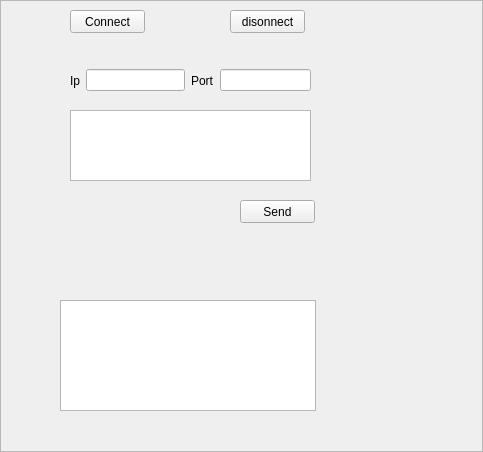
pkzju/QSuperConsole0.1, file userui/tcpclientframe.ui: the form before one commit.
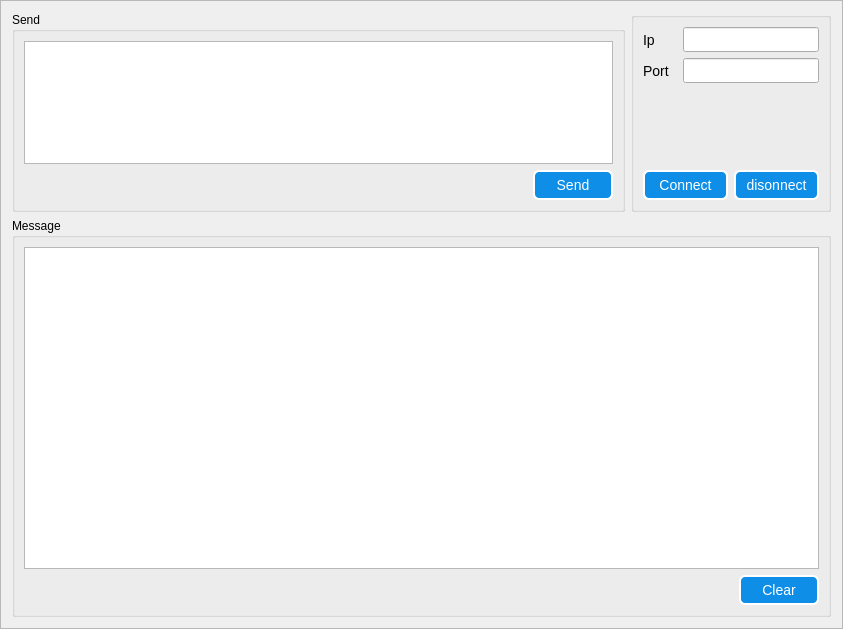
The form after the commit.

```diff
--- a/userui/tcpclientframe.ui
+++ b/userui/tcpclientframe.ui
@@ -6,117 +6,258 @@
    <rect>
     <x>0</x>
     <y>0</y>
-    <width>483</width>
-    <height>452</height>
+    <width>843</width>
+    <height>629</height>
    </rect>
   </property>
   <property name="windowTitle">
    <string>Frame</string>
   </property>
+  <property name="styleSheet">
+   <string notr="true">QLabel{
+    color: black;
+    qproperty-alignment: AlignCenter;
+	
+    /*font-family: 'Verdana';*/
+    font-size: 14px;}
+
+/* ******************QPushButton****************** */
+QPushButton{
+    background-color: rgb(14, 142, 231);
+	border-style: outset;
+    border-width: 2px;
+	border-radius: 6px;
+    color: white;
+	font-size: 14px;
+}
+
+QPushButton:hover{
+    background-color: rgb(57, 159, 251);
+}
+
+QPushButton:pressed{
+    background-color: rgb(0, 125, 213);
+}
+
+QPushButton:disabled{
+    background-color: gray;
+}
+
+QCheckBox{
+	font-size: 14px;
+	alignment:center}
+QRadioButton{
+	font-size: 14px;
+	alignment:center}
+
+</string>
+  </property>
   <property name="frameShape">
    <enum>QFrame::StyledPanel</enum>
   </property>
   <property name="frameShadow">
    <enum>QFrame::Raised</enum>
   </property>
-  <widget class="QWidget" name="layoutWidget">
-   <property name="geometry">
-    <rect>
-     <x>70</x>
-     <y>60</y>
-     <width>241</width>
-     <height>41</height>
-    </rect>
-   </property>
-   <layout class="QHBoxLayout" name="horizontalLayout">
-    <item>
-     <widget class="QLabel" name="label">
-      <property name="text">
-       <string>Ip</string>
-      </property>
-     </widget>
-    </item>
-    <item>
-     <widget class="QLineEdit" name="lineEdit_ip"/>
-    </item>
-    <item>
-     <widget class="QLabel" name="label_2">
-      <property name="text">
-       <string>Port</string>
-      </property>
-     </widget>
-    </item>
-    <item>
-     <widget class="QLineEdit" name="lineEdit_port">
-      <property name="maximumSize">
-       <size>
-        <width>100</width>
-        <height>16777215</height>
-       </size>
-      </property>
-     </widget>
-    </item>
-   </layout>
-  </widget>
-  <widget class="QPushButton" name="pushButton_disconnect">
-   <property name="geometry">
-    <rect>
-     <x>230</x>
-     <y>10</y>
-     <width>75</width>
-     <height>23</height>
-    </rect>
-   </property>
-   <property name="text">
-    <string>disonnect</string>
-   </property>
-  </widget>
-  <widget class="QPushButton" name="pushButton_connect">
-   <property name="geometry">
-    <rect>
-     <x>70</x>
-     <y>10</y>
-     <width>75</width>
-     <height>23</height>
-    </rect>
-   </property>
-   <property name="text">
-    <string>Connect</string>
-   </property>
-  </widget>
-  <widget class="QTextBrowser" name="textBrowser">
-   <property name="geometry">
-    <rect>
-     <x>60</x>
-     <y>300</y>
-     <width>256</width>
-     <height>111</height>
-    </rect>
-   </property>
-  </widget>
-  <widget class="QPushButton" name="pushButton_send">
-   <property name="geometry">
-    <rect>
-     <x>240</x>
-     <y>200</y>
-     <width>75</width>
-     <height>23</height>
-    </rect>
-   </property>
-   <property name="text">
-    <string>Send</string>
-   </property>
-  </widget>
-  <widget class="QTextEdit" name="textEdit">
-   <property name="geometry">
-    <rect>
-     <x>70</x>
-     <y>110</y>
-     <width>241</width>
-     <height>71</height>
-    </rect>
-   </property>
-  </widget>
+  <layout class="QGridLayout" name="gridLayout_2">
+   <item row="0" column="0">
+    <widget class="QGroupBox" name="groupBox">
+     <property name="maximumSize">
+      <size>
+       <width>16777215</width>
+       <height>200</height>
+      </size>
+     </property>
+     <property name="title">
+      <string>Send</string>
+     </property>
+     <layout class="QVBoxLayout" name="verticalLayout">
+      <item>
+       <widget class="QTextEdit" name="textEdit"/>
+      </item>
+      <item>
+       <layout class="QHBoxLayout" name="horizontalLayout_2">
+        <item>
+         <spacer name="horizontalSpacer">
+          <property name="orientation">
+           <enum>Qt::Horizontal</enum>
+          </property>
+          <property name="sizeHint" stdset="0">
+           <size>
+            <width>40</width>
+            <height>20</height>
+           </size>
+          </property>
+         </spacer>
+        </item>
+        <item>
+         <widget class="QPushButton" name="pushButton_send">
+          <property name="minimumSize">
+           <size>
+            <width>80</width>
+            <height>30</height>
+           </size>
+          </property>
+          <property name="text">
+           <string>Send</string>
+          </property>
+         </widget>
+        </item>
+       </layout>
+      </item>
+     </layout>
+    </widget>
+   </item>
+   <item row="0" column="1">
+    <widget class="QGroupBox" name="groupBox_3">
+     <property name="maximumSize">
+      <size>
+       <width>200</width>
+       <height>200</height>
+      </size>
+     </property>
+     <property name="title">
+      <string/>
+     </property>
+     <layout class="QVBoxLayout" name="verticalLayout_3">
+      <item>
+       <layout class="QGridLayout" name="gridLayout">
+        <item row="0" column="0" colspan="2">
+         <widget class="QLabel" name="label">
+          <property name="text">
+           <string>Ip  </string>
+          </property>
+         </widget>
+        </item>
+        <item row="0" column="2">
+         <widget class="QLineEdit" name="lineEdit_ip">
+          <property name="minimumSize">
+           <size>
+            <width>100</width>
+            <height>25</height>
+           </size>
+          </property>
+          <property name="maximumSize">
+           <size>
+            <width>150</width>
+            <height>25</height>
+           </size>
+          </property>
+         </widget>
+        </item>
+        <item row="1" column="2">
+         <widget class="QLineEdit" name="lineEdit_port">
+          <property name="minimumSize">
+           <size>
+            <width>100</width>
+            <height>25</height>
+           </size>
+          </property>
+          <property name="maximumSize">
+           <size>
+            <width>150</width>
+            <height>25</height>
+           </size>
+          </property>
+         </widget>
+        </item>
+        <item row="1" column="0" colspan="2">
+         <widget class="QLabel" name="label_2">
+          <property name="text">
+           <string>Port  </string>
+          </property>
+         </widget>
+        </item>
+       </layout>
+      </item>
+      <item>
+       <spacer name="verticalSpacer">
+        <property name="orientation">
+         <enum>Qt::Vertical</enum>
+        </property>
+        <property name="sizeHint" stdset="0">
+         <size>
+          <width>20</width>
+          <height>75</height>
+         </size>
+        </property>
+       </spacer>
+      </item>
+      <item>
+       <layout class="QHBoxLayout" name="horizontalLayout">
+        <item>
+         <widget class="QPushButton" name="pushButton_connect">
+          <property name="minimumSize">
+           <size>
+            <width>80</width>
+            <height>30</height>
+           </size>
+          </property>
+          <property name="text">
+           <string>Connect</string>
+          </property>
+         </widget>
+        </item>
+        <item>
+         <widget class="QPushButton" name="pushButton_disconnect">
+          <property name="minimumSize">
+           <size>
+            <width>80</width>
+            <height>30</height>
+           </size>
+          </property>
+          <property name="text">
+           <string>disonnect</string>
+          </property>
+         </widget>
+        </item>
+       </layout>
+      </item>
+     </layout>
+    </widget>
+   </item>
+   <item row="1" column="0" colspan="2">
+    <widget class="QGroupBox" name="groupBox_2">
+     <property name="title">
+      <string>Message</string>
+     </property>
+     <layout class="QVBoxLayout" name="verticalLayout_2">
+      <item>
+       <widget class="QTextBrowser" name="textBrowser"/>
+      </item>
+      <item>
+       <layout class="QHBoxLayout" name="horizontalLayout_3">
+        <item>
+         <spacer name="horizontalSpacer_2">
+          <property name="orientation">
+           <enum>Qt::Horizontal</enum>
+          </property>
+          <property name="sizeHint" stdset="0">
+           <size>
+            <width>40</width>
+            <height>20</height>
+           </size>
+          </property>
+         </spacer>
+        </item>
+        <item>
+         <widget class="QPushButton" name="pushButton_clear">
+          <property name="minimumSize">
+           <size>
+            <width>80</width>
+            <height>30</height>
+           </size>
+          </property>
+          <property name="text">
+           <string>Clear</string>
+          </property>
+         </widget>
+        </item>
+       </layout>
+      </item>
+     </layout>
+    </widget>
+   </item>
+  </layout>
  </widget>
  <resources/>
  <connections/>
```
